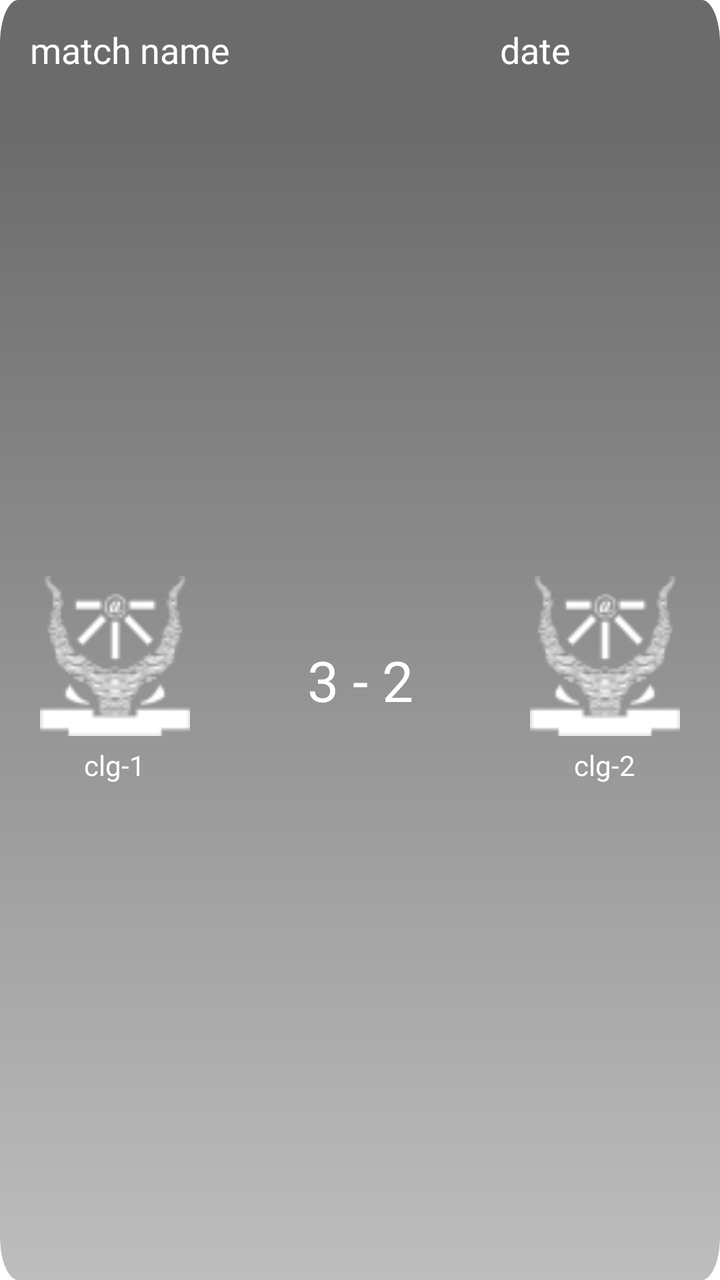
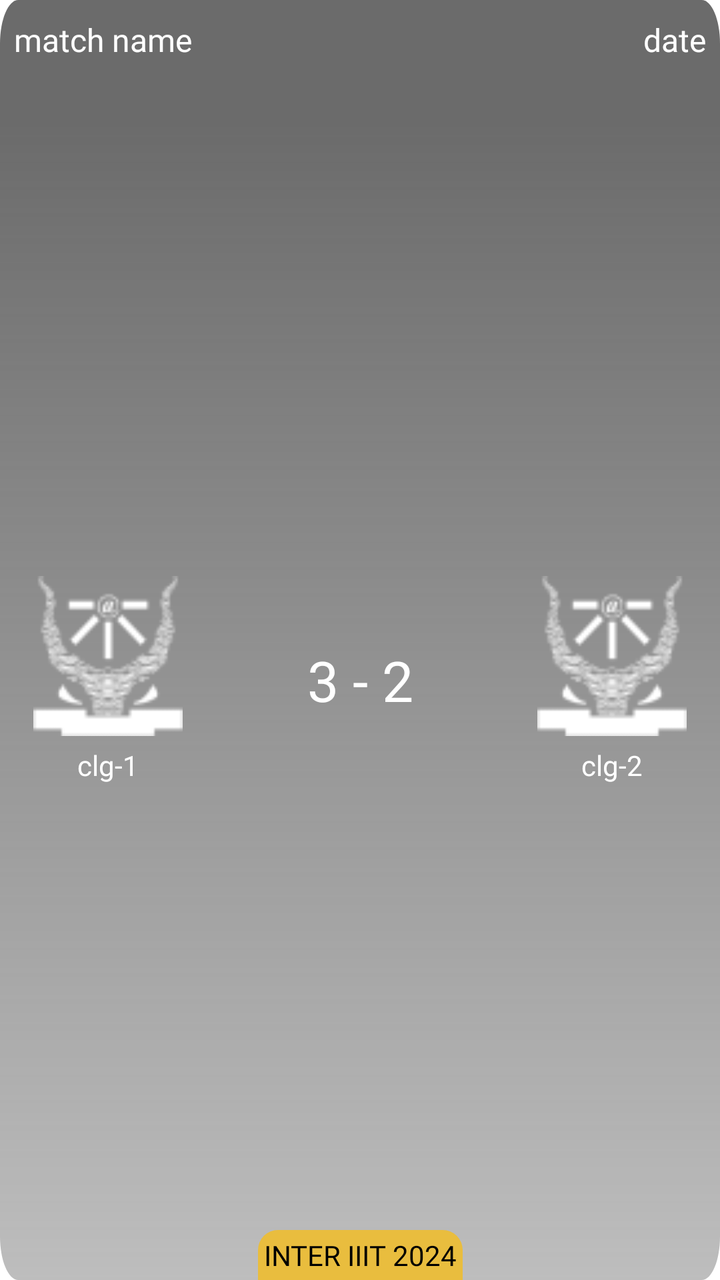

An Android layout rendered at two revisions. The XML below is the earlier revision; the diff shows what the commit changed to produce the second picture.
<!-- AndroidManifest.xml: application theme Theme.NavigationDrawer -->
<!-- res/layout/layout_football.xml -->
<?xml version="1.0" encoding="utf-8"?>
<androidx.constraintlayout.widget.ConstraintLayout xmlns:android="http://schemas.android.com/apk/res/android"
    xmlns:app="http://schemas.android.com/apk/res-auto"
    android:layout_width="match_parent"
    android:layout_height="200dp"
    android:layout_marginHorizontal="10dp"
    android:layout_marginVertical="10dp"
    android:background="@drawable/fade3"
    android:padding="5dp">

    <LinearLayout
        android:id="@+id/lay1"
        android:layout_width="match_parent"
        android:layout_height="40dp"
        android:orientation="horizontal"
        android:weightSum="1"
        app:layout_constraintEnd_toEndOf="parent"
        app:layout_constraintStart_toStartOf="parent"
        app:layout_constraintTop_toTopOf="parent">

        <TextView
            android:id="@+id/matchName"
            android:layout_width="0dp"
            android:layout_height="40dp"
            android:layout_gravity="center_vertical"
            android:layout_weight="0.7"
            android:fontFamily="@font/poppins_semibold"
            android:gravity="center_vertical"
            android:hint="match name"
            android:paddingLeft="10dp"
            android:textAllCaps="true"
            android:textColor="#E9E9E9"
            android:textColorHint="@color/white"
            android:textSize="18sp" />

        <TextView
            android:id="@+id/date"
            android:layout_width="0dp"
            android:layout_height="40dp"
            android:layout_gravity="center_vertical"
            android:layout_weight="0.3"
            android:fontFamily="@font/poppins_semibold"
            android:gravity="center_vertical"
            android:hint="date"
            android:textColor="#E9E9E9"
            android:textColorHint="@color/white"
            android:textSize="18sp" />
    </LinearLayout>

    <LinearLayout
        android:layout_width="match_parent"
        android:layout_height="wrap_content"
        android:layout_marginTop="45dp"
        android:orientation="vertical"
        android:visibility="gone">

        <TextView
            android:id="@+id/time"
            android:layout_width="match_parent"
            android:layout_height="wrap_content"
            android:fontFamily="@font/poppins_medium"
            android:gravity="center"
            android:hint="time"
            android:textColor="@color/white"
            android:textColorHint="@color/white"
            android:textSize="16sp" />
    </LinearLayout>

    <LinearLayout
        android:layout_width="match_parent"
        android:layout_height="0dp"
        android:orientation="horizontal"
        android:weightSum="1"
        app:layout_constraintBottom_toBottomOf="parent"
        app:layout_constraintEnd_toEndOf="parent"
        app:layout_constraintStart_toStartOf="parent"
        app:layout_constraintTop_toBottomOf="@id/lay1">

        <LinearLayout
            android:layout_width="0dp"
            android:layout_height="wrap_content"
            android:layout_gravity="center_vertical"
            android:layout_weight="0.3"
            android:orientation="vertical">

            <ImageView
                android:id="@+id/clgImg1"
                android:layout_width="match_parent"
                android:layout_height="80dp"
                android:scaleType="fitCenter"
                android:src="@drawable/iiita" />

            <TextView
                android:id="@+id/clgName1"
                android:layout_width="match_parent"
                android:layout_height="wrap_content"
                android:layout_marginTop="5dp"
                android:fontFamily="@font/poppins_medium"
                android:gravity="center"
                android:hint="clg-1"
                android:textAllCaps="true"
                android:textColor="@color/white"
                android:textColorHint="@color/white" />
        </LinearLayout>

        <TextView
            android:id="@+id/points"
            android:layout_width="0dp"
            android:layout_height="wrap_content"
            android:layout_gravity="center_vertical"
            android:layout_weight="0.4"
            android:fontFamily="@font/poppins_medium"
            android:gravity="center"
            android:text="3 - 2"
            android:textColor="@color/white"
            android:textSize="28sp" />

        <LinearLayout
            android:layout_width="0dp"
            android:layout_height="wrap_content"
            android:layout_gravity="center_vertical"
            android:layout_weight="0.3"
            android:orientation="vertical">

            <ImageView
                android:id="@+id/clgImg2"
                android:layout_width="match_parent"
                android:layout_height="80dp"
                android:scaleType="fitCenter"
                android:src="@drawable/iiita" />

            <TextView
                android:id="@+id/clgName2"
                android:layout_width="match_parent"
                android:layout_height="wrap_content"
                android:layout_marginTop="5dp"
                android:fontFamily="@font/poppins_medium"
                android:gravity="center"
                android:hint="clg-2"
                android:textAllCaps="true"
                android:textColor="@color/white"
                android:textColorHint="@color/white" />
        </LinearLayout>

    </LinearLayout>

</androidx.constraintlayout.widget.ConstraintLayout>
<!-- resources referenced by this layout -->
<resources>
  <color name="white">#FFFFFFFF</color>
  <!-- drawable fade3 (drawable) -->
  <vector xmlns:android="http://schemas.android.com/apk/res/android"
      xmlns:aapt="http://schemas.android.com/aapt"
      android:width="400dp"
      android:height="293dp"
      android:viewportWidth="393"
      android:viewportHeight="293">
  
      <path android:pathData="M10,0h373c5.523,0 10,4.477 10,10v273c0,5.523 -4.477,10 -10,10h-373c-5.523,0 -10,-4.477 -10,-10v-273c0,-5.523 4.477,-10 10,-10Z">
          <aapt:attr name="android:fillColor">
              <gradient
                  android:endX="197"
                  android:endY="27.9"
                  android:startX="197"
                  android:startY="293"
                  android:type="linear">
                  <item
                      android:color="#665B5B5B"
                      android:offset="0" />
                  <item
                      android:color="#E65B5B5B"
                      android:offset="1" />
              </gradient>
          </aapt:attr>
      </path>
  </vector>
  <!-- drawable iiita: png bitmap (drawable, 3166 bytes) -->
  <style name="Theme.NavigationDrawer" parent="Theme.MaterialComponents.DayNight.NoActionBar">
          
          <item name="colorPrimary">#FFECA1</item>
          
      </style>
</resources>

<!-- the commit's change to res/layout/layout_football.xml (unified diff, before → after) -->
@@ -5,8 +5,7 @@
     android:layout_height="200dp"
     android:layout_marginHorizontal="10dp"
     android:layout_marginVertical="10dp"
-    android:background="@drawable/fade3"
-    android:padding="5dp">
+    android:background="@drawable/fade3">
 
     <LinearLayout
         android:id="@+id/lay1"
@@ -14,6 +13,7 @@
         android:layout_height="40dp"
         android:orientation="horizontal"
         android:weightSum="1"
+        android:padding="5dp"
         app:layout_constraintEnd_toEndOf="parent"
         app:layout_constraintStart_toStartOf="parent"
         app:layout_constraintTop_toTopOf="parent">
@@ -25,13 +25,13 @@
             android:layout_gravity="center_vertical"
             android:layout_weight="0.7"
             android:fontFamily="@font/poppins_semibold"
-            android:gravity="center_vertical"
+            android:gravity="center_vertical|start"
+            android:paddingHorizontal="2dp"
             android:hint="match name"
-            android:paddingLeft="10dp"
             android:textAllCaps="true"
             android:textColor="#E9E9E9"
             android:textColorHint="@color/white"
-            android:textSize="18sp" />
+            android:textSize="16sp" />
 
         <TextView
             android:id="@+id/date"
@@ -40,11 +40,12 @@
             android:layout_gravity="center_vertical"
             android:layout_weight="0.3"
             android:fontFamily="@font/poppins_semibold"
-            android:gravity="center_vertical"
+            android:gravity="center_vertical|end"
+            android:paddingHorizontal="2dp"
             android:hint="date"
             android:textColor="#E9E9E9"
             android:textColorHint="@color/white"
-            android:textSize="18sp" />
+            android:textSize="16sp" />
     </LinearLayout>
 
     <LinearLayout
@@ -144,4 +145,18 @@
 
     </LinearLayout>
 
+    <TextView
+        android:layout_width="wrap_content"
+        android:layout_height="wrap_content"
+        app:layout_constraintStart_toStartOf="parent"
+        app:layout_constraintEnd_toEndOf="parent"
+        app:layout_constraintBottom_toBottomOf="parent"
+        android:text="inter iiit 2024"
+        android:gravity="center|bottom"
+        android:padding="3dp"
+        android:background="@drawable/backlesss"
+        android:textColor="@color/black"
+        android:fontFamily="@font/poppins_medium"
+        android:textAllCaps="true"/>
+
 </androidx.constraintlayout.widget.ConstraintLayout>
<!-- resource entries referenced after the edit -->
@@ -1,6 +1,16 @@
 <!-- resources referenced by this layout -->
 <resources>
+  <color name="black">#FF000000</color>
   <color name="white">#FFFFFFFF</color>
+  <!-- drawable backlesss (drawable) -->
+  <?xml version="1.0" encoding="utf-8"?>
+  <shape xmlns:android="http://schemas.android.com/apk/res/android">
+      <solid android:color="#E9BD3E" /> 
+  
+      <corners
+          android:topLeftRadius="10dp"
+          android:topRightRadius="10dp" />
+  </shape>
   <!-- drawable fade3 (drawable) -->
   <vector xmlns:android="http://schemas.android.com/apk/res/android"
       xmlns:aapt="http://schemas.android.com/aapt"
